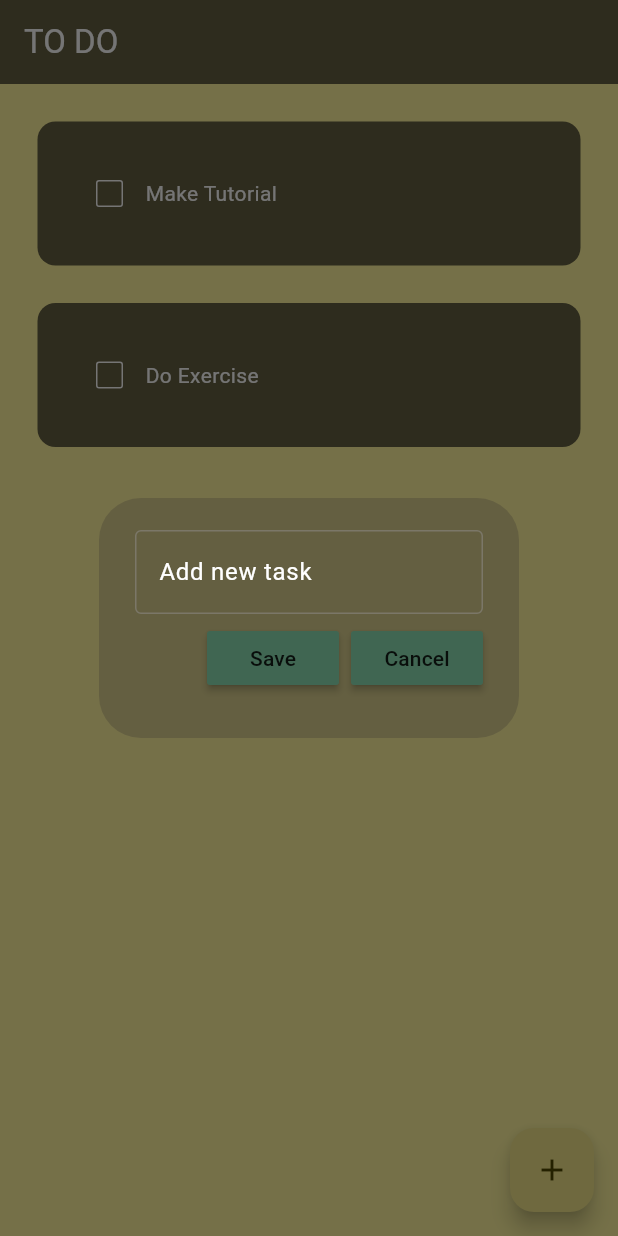
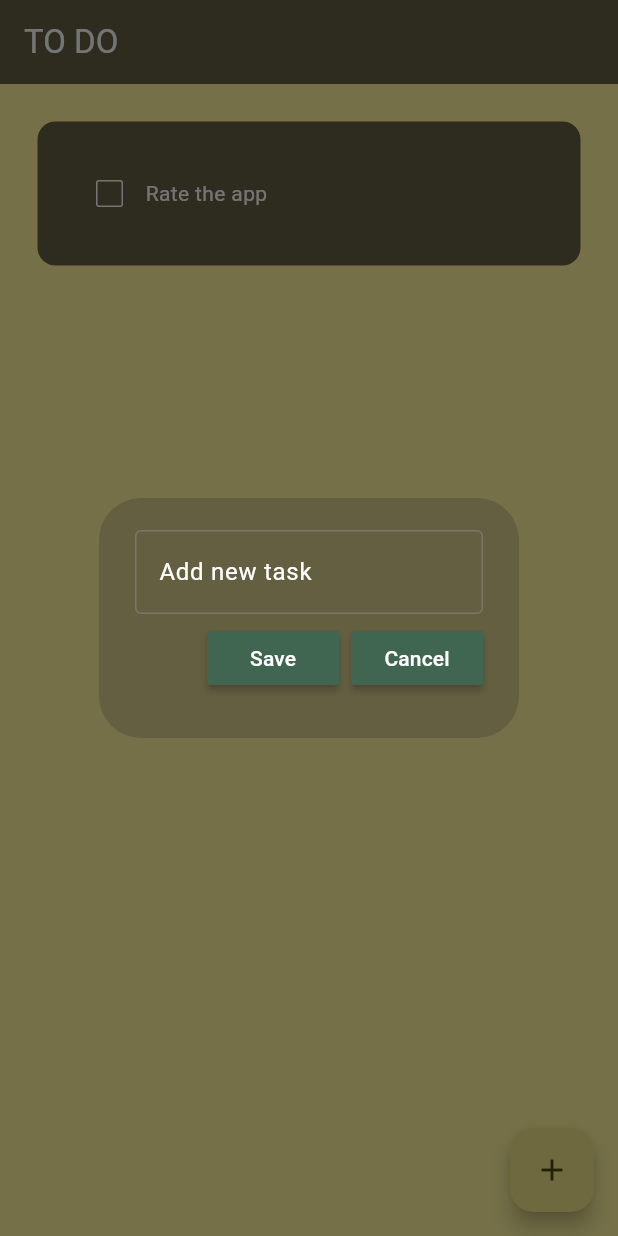
Before and after one commit to PerottiSam/todo_app, a Flutter app: the screen it shows after launch, after a tap on the "add" icon, on a phone screen of 412 x 824 dp. Run offline on Flutter 3.47's test engine with Material 3 defaults, Android fonts, the phone set to English and light mode, and no system bars; drawn by our look-alikes of flutter_slidable; our stand-ins replace hive_flutter; accounts and stored records are empty.

Commit message:
finished app

```diff
--- /dev/null
+++ b/lib/data/database.dart
@@ -0,0 +1,25 @@
+import 'package:hive_flutter/hive_flutter.dart';
+
+class TodoDatabase{
+  List toDoList = [];
+
+  //reference box
+  final _myBox = Hive.box('mybox');
+
+  // 1st time ever opening this app
+  void createInitialData(){
+    toDoList = [
+      ["Rate the app", false]
+    ];
+  }
+
+  // load data from database
+  void loadData(){
+    toDoList = _myBox.get("TODOLIST");
+  }
+
+  // update data in database
+  void updateData(){
+    _myBox.put("TODOLIST", toDoList);
+  }
+}
--- a/lib/main.dart
+++ b/lib/main.dart
@@ -2,8 +2,16 @@
 
 import 'package:flutter/material.dart';
 import 'package:todo_app/pages/home_page.dart';
+import 'package:hive_flutter/hive_flutter.dart';
 
-void main() {
+void main() async {
+  // init the hive
+  // init the hive
+  await Hive.initFlutter();
+
+  // open a box
+  var box = await Hive.openBox('mybox');
+
   runApp(const MyApp());
 }
 
--- a/lib/pages/home_page.dart
+++ b/lib/pages/home_page.dart
@@ -1,8 +1,10 @@
 // ignore_for_file: prefer_const_constructors, prefer_const_literals_to_create_immutables
 
 import 'package:flutter/material.dart';
+import 'package:todo_app/data/database.dart';
 import 'package:todo_app/util/dialog_box.dart';
 import 'package:todo_app/util/todo_tile.dart';
+import 'package:hive_flutter/hive_flutter.dart';
 
 class HomePage extends StatefulWidget {
   const HomePage({super.key});
@@ -12,27 +14,48 @@ class HomePage extends StatefulWidget {
 }
 
 class _HomePageState extends State<HomePage> {
+  // reference hive box
+  final _myBox = Hive.box('mybox');
+  TodoDatabase db = TodoDatabase();
+
+  @override
+  void initState() {
+    //check if is first time ever
+    if(_myBox.get("TODOLIST") == null){
+      db.createInitialData();
+    }else{
+      db.loadData();
+    }
+
+    super.initState();
+  }
+
   final _controller = TextEditingController();
 
-  //list of todo task
-  List toDoList = [
-    ["Make Tutorial", false],
-    ["Do Exercise", false],
-  ];
 
   //user tapped on checkbox
   void checkBoxChanged(bool? value, int index){
     setState(() {
-      toDoList[index][1] = !toDoList[index][1];
+      db.toDoList[index][1] = !db.toDoList[index][1];
     });
+    db.updateData();
   }
 
   void saveNewTask(){
     setState(() {
-      toDoList.add([_controller.text, false]);
+      db.toDoList.add([_controller.text, false]);
       _controller.clear();
     });
     Navigator.of(context).pop();
+    db.updateData();
+  }
+
+  // delete task
+  void deleteTask(int index){
+    setState(() {
+      db.toDoList.removeAt(index);
+    });
+    db.updateData();
   }
 
   // create new task
@@ -67,12 +90,13 @@ class _HomePageState extends State<HomePage> {
       ),
 
       body: ListView.builder(
-        itemCount: toDoList.length,
+        itemCount: db.toDoList.length,
         itemBuilder: (context, index) {
           return TodoTile(
-            taskName: toDoList[index][0],
-            taskCompleted: toDoList[index][1],
+            taskName: db.toDoList[index][0],
+            taskCompleted: db.toDoList[index][1],
             onChanged: (value) => checkBoxChanged(value, index),
+            deleteFunction: (context) => deleteTask(index),
           );
 
         },
--- a/lib/util/dialog_box.dart
+++ b/lib/util/dialog_box.dart
@@ -45,7 +45,10 @@ class DialogBox extends StatelessWidget {
               mainAxisAlignment: MainAxisAlignment.end,
               children: [
                 //save button
-                MyButton(text: "Save", onPressed: onSave),
+                MyButton(
+                  text: "Save",
+                  onPressed: onSave
+                ),
 
                 const SizedBox(width: 8,),
 
--- a/lib/util/my_button.dart
+++ b/lib/util/my_button.dart
@@ -1,3 +1,5 @@
+// ignore_for_file: prefer_const_constructors
+
 import 'package:flutter/material.dart';
 
 class MyButton extends StatelessWidget {
@@ -18,7 +20,10 @@ class MyButton extends StatelessWidget {
     return MaterialButton(
       onPressed: onPressed,
       color: colorScheme.tertiary,
-      child: Text(text),
+      child: Text(
+        text,
+        style: TextStyle(color: Colors.white),
+      ),
     );
   }
 }
--- a/lib/util/todo_tile.dart
+++ b/lib/util/todo_tile.dart
@@ -1,17 +1,20 @@
 // ignore_for_file: prefer_const_constructors, sort_child_properties_last, prefer_const_literals_to_create_immutables
 
 import 'package:flutter/material.dart';
+import 'package:flutter_slidable/flutter_slidable.dart';
 
 class TodoTile extends StatelessWidget {
   final String taskName;
   final bool taskCompleted;
   Function(bool?)? onChanged;
+  Function(BuildContext)? deleteFunction;
 
   TodoTile(
       {super.key,
       required this.taskName,
       required this.taskCompleted,
-      required this.onChanged});
+      required this.onChanged,
+      required this.deleteFunction});
 
   @override
   Widget build(BuildContext context) {
@@ -20,6 +23,20 @@ class TodoTile extends StatelessWidget {
 
     return Padding(
       padding: const EdgeInsets.only(left: 25.0, right: 25.0, top: 25.0),
+      child: Slidable(
+        endActionPane: ActionPane(
+          motion: ScrollMotion(),
+          children: [
+            SlidableAction(
+              onPressed: deleteFunction,
+              backgroundColor: Colors.red,
+              foregroundColor: Colors.white,
+              icon: Icons.delete,
+              label: 'Delete',
+              borderRadius: BorderRadius.circular(12),
+            ),
+          ]
+        ),
         child: Container(
           padding: EdgeInsets.all(24),
           child: Row(
@@ -34,22 +51,20 @@ class TodoTile extends StatelessWidget {
               ),
 
               //task name
-            Text(
-              taskName,
+              Text(taskName,
                   style: TextStyle(
                       color: Colors.white,
                       decoration: taskCompleted
                           ? TextDecoration.lineThrough
                           : TextDecoration.none,
-                decorationColor: Colors.white
-              )
-            ),
+                      decorationColor: Colors.white)),
             ],
           ),
           decoration: BoxDecoration(
               color: colorScheme.secondary,
               borderRadius: BorderRadius.circular(12)),
         ),
+      ),
     );
   }
 }
--- a/pubspec.yaml
+++ b/pubspec.yaml
@@ -30,15 +30,20 @@ environment:
 dependencies:
   flutter:
     sdk: flutter
+  hive: ^2.2.3
+  hive_flutter: ^1.1.0
 
 
   # The following adds the Cupertino Icons font to your application.
   # Use with the CupertinoIcons class for iOS style icons.
   cupertino_icons: ^1.0.6
+  flutter_slidable: ^3.1.0
 
 dev_dependencies:
   flutter_test:
     sdk: flutter
+  hive_generator: ^1.1.3
+  build_runner: ^2.1.11
 
   # The "flutter_lints" package below contains a set of recommended lints to
   # encourage good coding practices. The lint set provided by the package is
```
Also changed, not shown: pubspec.lock, 10 other files. Lines whose indentation alone changed are shown as unchanged.
